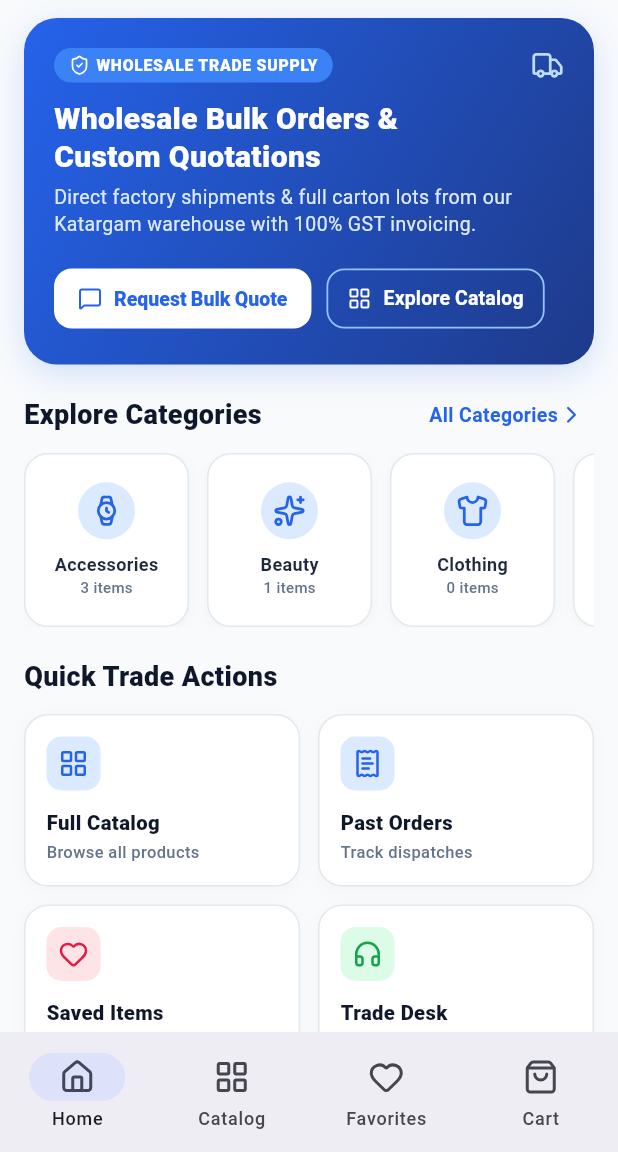
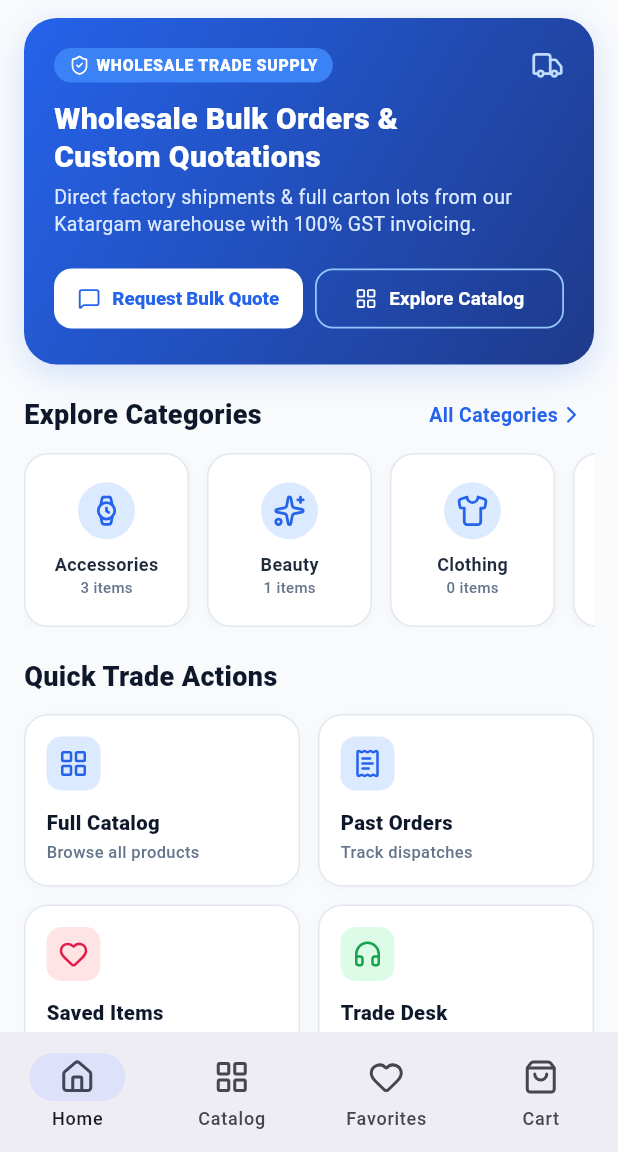
Before and after one commit to Keyur786/goodwin, a Flutter app: the DemoHomeScreen screen opened directly with empty values, on a phone screen of 412 x 824 dp, the part 84-1236 px from its top. Run offline on Flutter 3.47's test engine with Material 3 defaults, Android fonts, the phone set to English and light mode, and no system bars; our stand-ins replace cached_network_image, cloud_firestore, firebase_auth, firebase_core, firebase_storage, flutter_riverpod and 6 more; accounts and stored records are empty.

Commit message:
fix: align Request Bulk Quote and Explore Catalog buttons in one row on hero card

```diff
--- a/lib/features/customer/screens/home_screen.dart
+++ b/lib/features/customer/screens/home_screen.dart
@@ -1303,55 +1303,67 @@ class _DemoHomeScreenState extends State<DemoHomeScreen> {
             ),
           ),
           const SizedBox(height: 16),
-          Wrap(
-            spacing: 10,
-            runSpacing: 8,
-            children: [
-              FilledButton.icon(
+          Row(
+            children: [
+              Expanded(
+                child: FilledButton.icon(
                   onPressed: () => showBulkOrderInquiryDialog(
                     context: context,
                     currentUser: currentUser,
                   ),
-                icon: const Icon(LucideIcons.messageSquare, size: 16),
-                label: const Text(
+                  icon: const Icon(LucideIcons.messageSquare, size: 15),
+                  label: const FittedBox(
+                    fit: BoxFit.scaleDown,
+                    child: Text(
                       'Request Bulk Quote',
-                  style: TextStyle(fontWeight: FontWeight.w800, fontSize: 13),
+                      style: TextStyle(
+                        fontWeight: FontWeight.w800,
+                        fontSize: 12.5,
+                      ),
+                    ),
                   ),
                   style: FilledButton.styleFrom(
                     backgroundColor: Colors.white,
                     foregroundColor: const Color(0xFF2563EB),
                     padding: const EdgeInsets.symmetric(
-                    horizontal: 16,
-                    vertical: 10,
+                      horizontal: 8,
+                      vertical: 11,
                     ),
                     shape: RoundedRectangleBorder(
                       borderRadius: BorderRadius.circular(12),
                     ),
                   ),
                 ),
-              OutlinedButton.icon(
+              ),
+              const SizedBox(width: 8),
+              Expanded(
+                child: OutlinedButton.icon(
                   onPressed: () => setState(() => selectedIndex = 1),
                   icon: const Icon(
                     LucideIcons.layoutGrid,
-                  size: 16,
+                    size: 15,
                     color: Colors.white,
                   ),
-                label: const Text(
+                  label: const FittedBox(
+                    fit: BoxFit.scaleDown,
+                    child: Text(
                       'Explore Catalog',
                       style: TextStyle(
                         color: Colors.white,
                         fontWeight: FontWeight.w700,
-                    fontSize: 13,
+                        fontSize: 12.5,
+                      ),
                     ),
                   ),
                   style: OutlinedButton.styleFrom(
                     side: const BorderSide(color: Color(0xFF93C5FD), width: 1.2),
                     padding: const EdgeInsets.symmetric(
-                    horizontal: 14,
-                    vertical: 10,
+                      horizontal: 8,
+                      vertical: 11,
                     ),
                     shape: RoundedRectangleBorder(
                       borderRadius: BorderRadius.circular(12),
+                    ),
                   ),
                 ),
               ),
```
Lines whose indentation alone changed are shown as unchanged.
